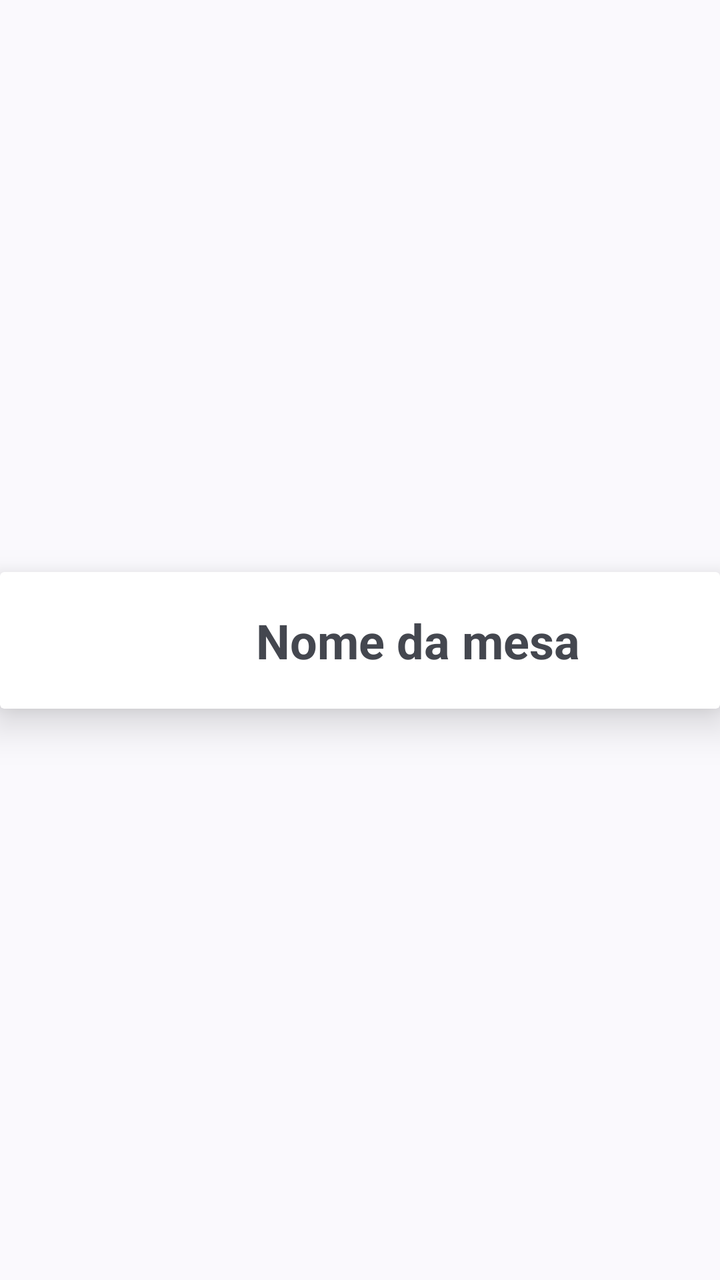
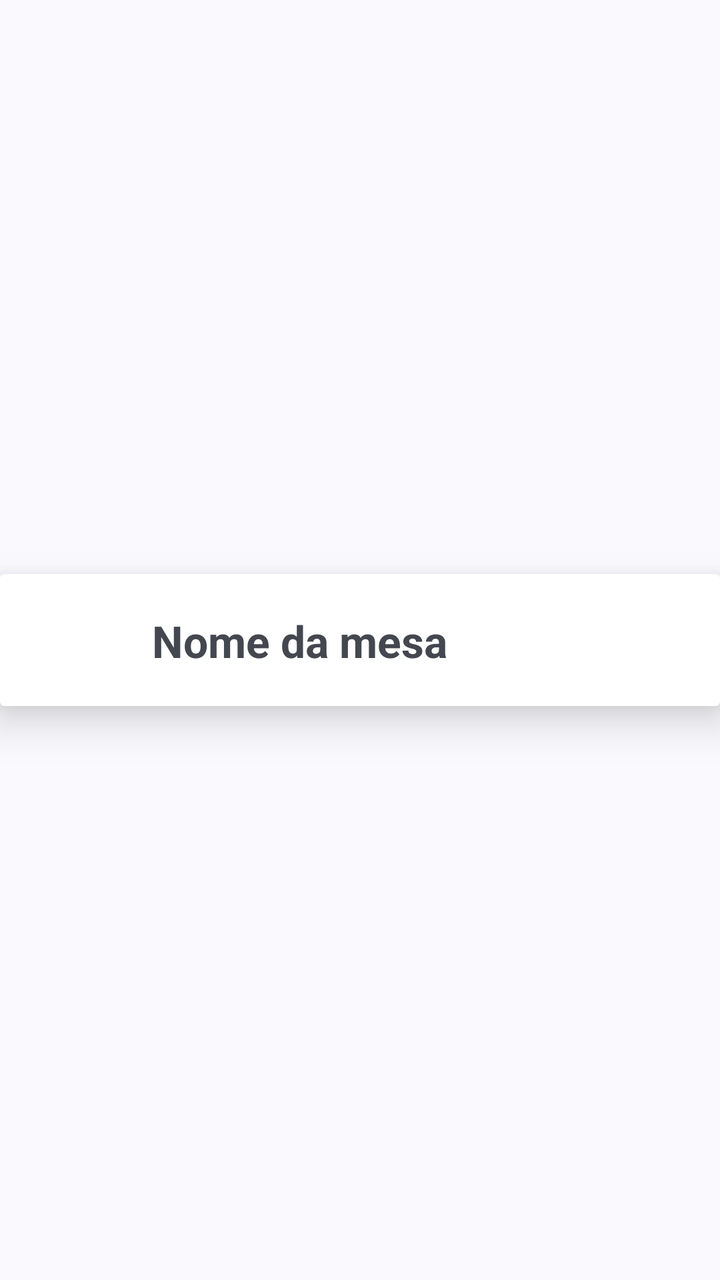

Two renders of the same Android screen: before a commit and after it. Below are the layout's source before the change and the commit's diff.
<!-- AndroidManifest.xml: application theme Theme.DawningOfTheAshes -->
<!-- res/layout/table_row.xml -->
<?xml version="1.0" encoding="utf-8"?>
<androidx.constraintlayout.widget.ConstraintLayout xmlns:android="http://schemas.android.com/apk/res/android"
    xmlns:app="http://schemas.android.com/apk/res-auto"
    xmlns:tools="http://schemas.android.com/tools"
    android:layout_width="match_parent"
    android:layout_height="wrap_content">

    <androidx.cardview.widget.CardView
        android:layout_width="0dp"
        android:layout_height="wrap_content"
        app:cardElevation="12dp"
        app:layout_constraintBottom_toBottomOf="parent"
        app:layout_constraintEnd_toEndOf="parent"
        app:layout_constraintStart_toStartOf="parent"
        app:layout_constraintTop_toTopOf="parent">

        <androidx.constraintlayout.widget.ConstraintLayout
            android:id="@+id/linearLayout"
            android:layout_width="match_parent"
            android:layout_height="wrap_content">

            <TextView
                android:id="@+id/rowTableName"
                android:layout_width="wrap_content"
                android:layout_height="wrap_content"
                android:layout_marginStart="8dp"
                android:layout_marginTop="8dp"
                android:layout_marginEnd="8dp"
                android:layout_marginBottom="8dp"
                android:padding="10dp"
                android:text="@string/rowNameText"
                android:textSize="24sp"
                android:textStyle="bold"
                app:layout_constraintBottom_toBottomOf="parent"
                app:layout_constraintEnd_toEndOf="parent"
                app:layout_constraintStart_toEndOf="@+id/characterProfile"
                app:layout_constraintTop_toTopOf="parent"
                app:layout_constraintVertical_bias="1.0" />

            <ImageView
                android:id="@+id/characterProfile"
                android:layout_width="50dp"
                android:layout_height="50dp"
                android:layout_marginStart="8dp"
                android:layout_marginTop="8dp"
                android:layout_marginBottom="8dp"
                android:contentDescription="@string/imageDescription"
                app:layout_constraintBottom_toBottomOf="parent"
                app:layout_constraintStart_toStartOf="parent"
                app:layout_constraintTop_toTopOf="parent" />

        </androidx.constraintlayout.widget.ConstraintLayout>
    </androidx.cardview.widget.CardView>
</androidx.constraintlayout.widget.ConstraintLayout>
<!-- resources referenced by this layout -->
<resources>
  <string name="imageDescription">Table icon</string>
  <string name="rowNameText">Nome da mesa</string>
  <style name="Theme.DawningOfTheAshes" parent="Theme.Material3.DynamicColors.Light">
      
      
      
      
      
      
      
      
      
      
      <item name="android:windowLightStatusBar">true</item>
      
      
      
  </style>
</resources>

<!-- the commit's change to res/layout/table_row.xml (unified diff, before → after) -->
@@ -6,6 +6,7 @@
     android:layout_height="wrap_content">
 
     <androidx.cardview.widget.CardView
+        android:id="@+id/tableRowCardView"
         android:layout_width="0dp"
         android:layout_height="wrap_content"
         app:cardElevation="12dp"
@@ -21,32 +22,51 @@
 
             <TextView
                 android:id="@+id/rowTableName"
-                android:layout_width="wrap_content"
+                android:layout_width="0dp"
                 android:layout_height="wrap_content"
-                android:layout_marginStart="8dp"
                 android:layout_marginTop="8dp"
                 android:layout_marginEnd="8dp"
                 android:layout_marginBottom="8dp"
                 android:padding="10dp"
                 android:text="@string/rowNameText"
-                android:textSize="24sp"
+                android:textSize="22sp"
                 android:textStyle="bold"
                 app:layout_constraintBottom_toBottomOf="parent"
-                app:layout_constraintEnd_toEndOf="parent"
-                app:layout_constraintStart_toEndOf="@+id/characterProfile"
+                app:layout_constraintEnd_toStartOf="@+id/levelTextView"
+                app:layout_constraintHorizontal_bias="0.5"
+                app:layout_constraintStart_toEndOf="@+id/tableImage"
                 app:layout_constraintTop_toTopOf="parent"
                 app:layout_constraintVertical_bias="1.0" />
 
             <ImageView
-                android:id="@+id/characterProfile"
+                android:id="@+id/tableImage"
                 android:layout_width="50dp"
                 android:layout_height="50dp"
                 android:layout_marginStart="8dp"
                 android:layout_marginTop="8dp"
+                android:layout_marginEnd="8dp"
                 android:layout_marginBottom="8dp"
                 android:contentDescription="@string/imageDescription"
                 app:layout_constraintBottom_toBottomOf="parent"
+                app:layout_constraintEnd_toStartOf="@+id/rowTableName"
+                app:layout_constraintHorizontal_bias="0.5"
                 app:layout_constraintStart_toStartOf="parent"
+                app:layout_constraintTop_toTopOf="parent" />
+
+            <TextView
+                android:id="@+id/levelTextView"
+                android:layout_width="50dp"
+                android:layout_height="50dp"
+                android:layout_marginTop="8dp"
+                android:layout_marginEnd="8dp"
+                android:layout_marginBottom="8dp"
+                android:contentDescription="@string/tableCurrentLevel"
+                android:ems="10"
+                android:gravity="center"
+                android:textSize="22sp"
+                app:layout_constraintBottom_toBottomOf="parent"
+                app:layout_constraintEnd_toEndOf="parent"
+                app:layout_constraintStart_toEndOf="@+id/rowTableName"
                 app:layout_constraintTop_toTopOf="parent" />
 
         </androidx.constraintlayout.widget.ConstraintLayout>
<!-- resource entries referenced after the edit -->
@@ -2,6 +2,7 @@
 <resources>
   <string name="imageDescription">Table icon</string>
   <string name="rowNameText">Nome da mesa</string>
+  <string name="tableCurrentLevel">Current level</string>
   <style name="Theme.DawningOfTheAshes" parent="Theme.Material3.DynamicColors.Light">
       
       
